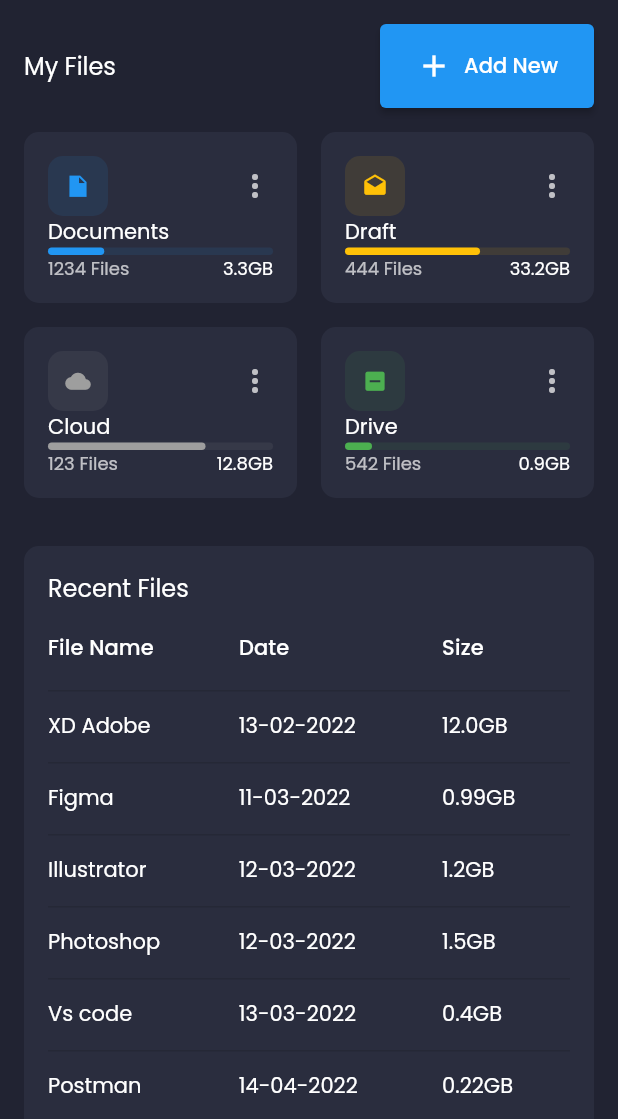
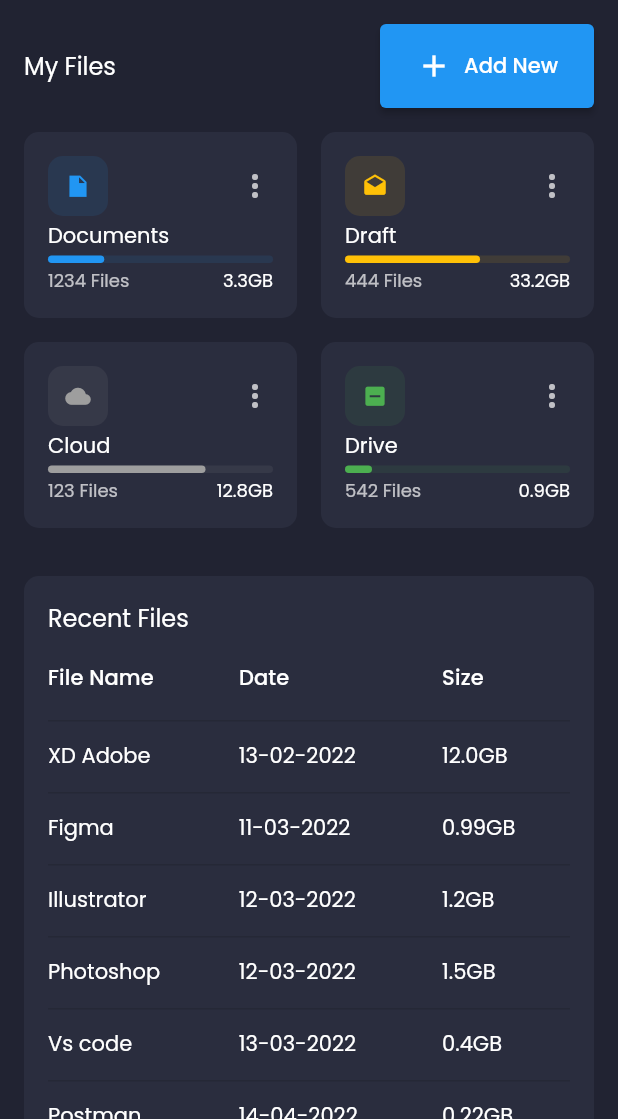
Before and after one commit to mdshafees/flutter_Web, a Flutter app: the screen it shows after launch, on a phone screen of 412 x 824 dp, the part 117-1236 px from its top. Run offline on Flutter 3.47's test engine with Material 2 defaults, Android fonts, the phone set to English and light mode, and no system bars; our stand-ins replace fl_chart, google_fonts.

Commit message:
responsive changes

```diff
--- /dev/null
+++ b/lib/components/dashboardTab.dart
@@ -0,0 +1,45 @@
+import 'package:flutter/material.dart';
+
+import '../constants.dart';
+import '../responsive.dart';
+import 'myFIles.dart';
+import 'recentDetail.dart';
+import 'storageDetail.dart';
+
+class DashboardTab extends StatelessWidget {
+  const DashboardTab({
+    super.key,
+  });
+
+  @override
+  Widget build(BuildContext context) {
+    return Row(
+      crossAxisAlignment: CrossAxisAlignment.start,
+      children: [
+        Expanded(
+          flex: 5,
+          child: Column(
+            children: [
+              MyFiles(),
+              const SizedBox(
+                height: defaultPadding,
+              ),
+              const RecentFiles(),
+              if (!Responsive.isDesktop(context))
+                const SizedBox(
+                  height: defaultPadding,
+                ),
+              if (!Responsive.isDesktop(context)) StorageDetail(),
+            ],
+          ),
+        ),
+        if (Responsive.isDesktop(context))
+          const SizedBox(
+            width: defaultPadding,
+          ),
+        if (Responsive.isDesktop(context))
+          const Expanded(flex: 2, child: StorageDetail()),
+      ],
+    );
+  }
+}
--- a/lib/components/header.dart
+++ b/lib/components/header.dart
@@ -1,5 +1,7 @@
 import 'package:flutter/material.dart';
+import 'package:flutter_application_2/components/provider.dart';
 import 'package:flutter_application_2/responsive.dart';
+import 'package:provider/provider.dart';
 
 import '../constants.dart';
 
@@ -15,9 +17,14 @@ class Header extends StatelessWidget {
         if (!Responsive.isDesktop(context))
           Row(
             children: [
-              Icon(
-                Icons.menu,
-                color: Colors.white,
+              InkWell(
+                onTap: () {
+                  context.read<MenuController>().menuControll();
+                },
+                child: Icon(
+                  Icons.menu,
+                  color: Colors.white,
+                ),
               ),
               SizedBox(
                 width: defaultPadding,
--- a/lib/components/myFIles.dart
+++ b/lib/components/myFIles.dart
@@ -8,6 +8,7 @@ import 'fileInfo.dart';
 class MyFiles extends StatelessWidget {
   @override
   Widget build(BuildContext context) {
+    var size = MediaQuery.of(context).size;
     return Column(
       children: [
         Row(
@@ -30,22 +31,43 @@ class MyFiles extends StatelessWidget {
         const SizedBox(
           height: defaultPadding,
         ),
-        GridView.builder(
-            itemCount: details.length,
-            shrinkWrap: true,
-            gridDelegate: SliverGridDelegateWithFixedCrossAxisCount(
-                childAspectRatio: Responsive.isDesktop(context)
-                    ? 1.4
-                    : Responsive.isTablet(context)
-                        ? 1.8
-                        : 1.4,
-                crossAxisCount: Responsive.isDesktop(context) ? 4 : 2,
-                crossAxisSpacing: defaultPadding),
-            itemBuilder: (context, index) {
-              var detail = details[index];
-              return FileInfoCard(detail: detail);
-            })
+        Responsive(
+          mobile: FileInfoGridView(
+            crossAxis: size.width < 650 ? 2 : 4,
+            childAspec: size.width < 650 ? 1.3 : 1,
+          ),
+          tablet: FileInfoGridView(),
+          desktop: FileInfoGridView(
+            childAspec: size.width < 1400 ? 1.1 : 1.4,
+          ),
+        )
       ],
     );
   }
 }
+
+class FileInfoGridView extends StatelessWidget {
+  const FileInfoGridView({
+    super.key,
+    this.childAspec = 1.0,
+    this.crossAxis = 4,
+  });
+
+  final int crossAxis;
+  final double childAspec;
+  @override
+  Widget build(BuildContext context) {
+    return GridView.builder(
+        physics: NeverScrollableScrollPhysics(),
+        itemCount: details.length,
+        shrinkWrap: true,
+        gridDelegate: SliverGridDelegateWithFixedCrossAxisCount(
+            childAspectRatio: childAspec,
+            crossAxisCount: crossAxis,
+            crossAxisSpacing: defaultPadding),
+        itemBuilder: (context, index) {
+          var detail = details[index];
+          return FileInfoCard(detail: detail);
+        });
+  }
+}
--- /dev/null
+++ b/lib/components/provider.dart
@@ -0,0 +1,14 @@
+import 'package:flutter/material.dart';
+
+class MenuController extends ChangeNotifier {
+  final GlobalKey<ScaffoldState> _scaffoldKey = GlobalKey<ScaffoldState>();
+  GlobalKey<ScaffoldState> get scaffoldKey => _scaffoldKey;
+
+
+
+  void menuControll() {
+    if (!_scaffoldKey.currentState!.isDrawerOpen) {
+      _scaffoldKey.currentState!.openDrawer();
+    }
+  }
+}
--- a/lib/main.dart
+++ b/lib/main.dart
@@ -3,7 +3,9 @@ import 'package:flutter_application_2/constants.dart';
 import 'package:flutter_application_2/responsive.dart';
 import 'package:flutter_application_2/screens/mainScreen.dart';
 import 'package:google_fonts/google_fonts.dart';
+import 'package:provider/provider.dart';
 
+import 'components/provider.dart';
 import 'screens/dashboard.dart';
 
 void main() {
@@ -16,11 +18,15 @@ class MyApp extends StatelessWidget {
   @override
   Widget build(BuildContext context) {
     return MaterialApp(
-      theme: ThemeData(
-          scaffoldBackgroundColor: bgColor,
-          textTheme: GoogleFonts.poppinsTextTheme(Theme.of(context).textTheme)
-              .apply(bodyColor: Colors.white)),
-      home: const MainScreen(),
-    );
+        theme: ThemeData(
+            scaffoldBackgroundColor: bgColor,
+            textTheme: GoogleFonts.poppinsTextTheme(Theme.of(context).textTheme)
+                .apply(bodyColor: Colors.white)),
+        home: MultiProvider(
+          providers: [
+            ChangeNotifierProvider(create: (context) => MenuController())
+          ],
+          child: MainScreen(),
+        ));
   }
 }
--- a/lib/screens/dashboard.dart
+++ b/lib/screens/dashboard.dart
@@ -4,6 +4,7 @@ import 'package:flutter_application_2/constants.dart';
 import 'package:flutter_application_2/responsive.dart';
 
 import '../components/chart.dart';
+import '../components/dashboardTab.dart';
 import '../components/header.dart';
 import '../components/myFIles.dart';
 import '../components/recentDetail.dart';
@@ -28,34 +29,7 @@ class _DashBoardScreenState extends State<DashBoardScreen> {
             const SizedBox(
               height: defaultPadding,
             ),
-            Row(
-              crossAxisAlignment: CrossAxisAlignment.start,
-              children: [
-                Expanded(
-                  flex: 5,
-                  child: Column(
-                    children: [
-                      MyFiles(),
-                      const SizedBox(
-                        height: defaultPadding,
-                      ),
-                      const RecentFiles(),
-                      if (!Responsive.isDesktop(context))
-                        const SizedBox(
-                          height: defaultPadding,
-                        ),
-                      if (!Responsive.isDesktop(context)) StorageDetail(),
-                    ],
-                  ),
-                ),
-                if (Responsive.isDesktop(context))
-                  const SizedBox(
-                    width: defaultPadding,
-                  ),
-                if (Responsive.isDesktop(context))
-                  const Expanded(flex: 2, child: StorageDetail()),
-              ],
-            )
+            DashboardTab()
           ],
         ),
       ),
--- a/lib/screens/mainScreen.dart
+++ b/lib/screens/mainScreen.dart
@@ -1,17 +1,19 @@
 import 'package:flutter/material.dart';
 import 'package:flutter/src/widgets/container.dart';
 import 'package:flutter/src/widgets/framework.dart';
+import 'package:flutter_application_2/components/provider.dart';
 import 'package:flutter_application_2/screens/dashboard.dart';
+import 'package:provider/provider.dart';
 
 import '../components/drawer.dart';
 import '../responsive.dart';
 
 class MainScreen extends StatelessWidget {
-  const MainScreen({super.key});
-
   @override
   Widget build(BuildContext context) {
     return Scaffold(
+      key: context.read<MenuController>().scaffoldKey,
+      drawer: SideMenu(),
       body: Row(
         crossAxisAlignment: CrossAxisAlignment.start,
         children: [
--- a/pubspec.yaml
+++ b/pubspec.yaml
@@ -38,6 +38,7 @@ dependencies:
   cupertino_icons: ^1.0.2
   google_fonts: ^3.0.1
   fl_chart: ^0.55.1
+  provider: ^6.0.3
 
 dev_dependencies:
   flutter_test:
```
Also changed, not shown: 1 other file.
